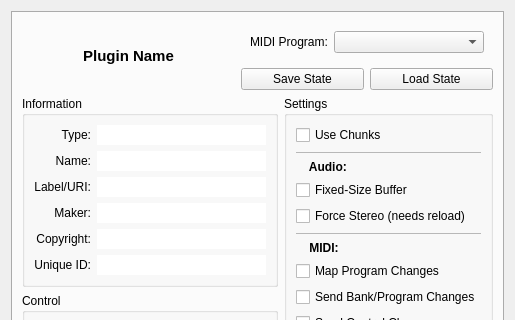
First picture: the form in resources/ui/carla_edit.ui, repository falkTX/Carla, before the edit; both pictures show x 0 to 515 and y 0 to 320 of the 515 by 497 pixel window.
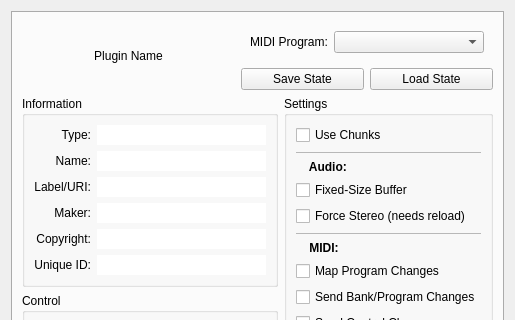
Second picture: the form after the edit. Icons and pictures are not drawn. Custom widgets are drawn as their Qt base class.

Commit message: Remove forced font size in Qt UI files

Patch:
```diff
--- a/resources/ui/carla_edit.ui
+++ b/resources/ui/carla_edit.ui
@@ -452,13 +452,6 @@
          </item>
          <item>
           <widget class="QLabel" name="label_plugin">
-           <property name="font">
-            <font>
-             <pointsize>11</pointsize>
-             <weight>75</weight>
-             <bold>true</bold>
-            </font>
-           </property>
            <property name="text">
             <string>
 Plugin Name
```
The commit also changes 2 other files.
